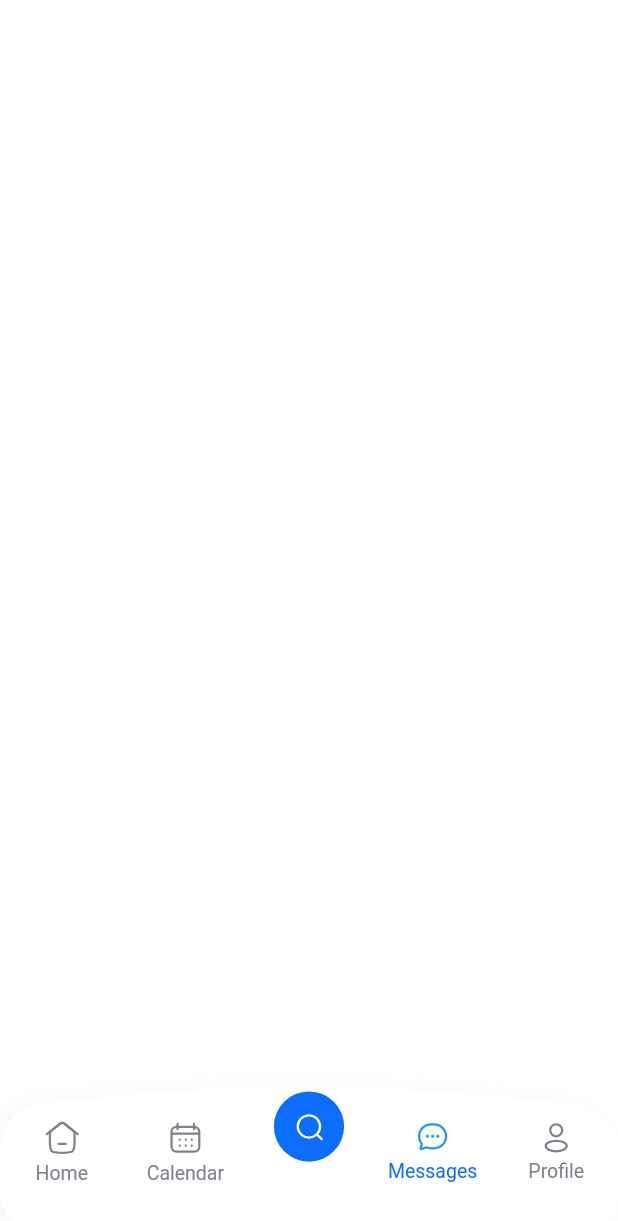
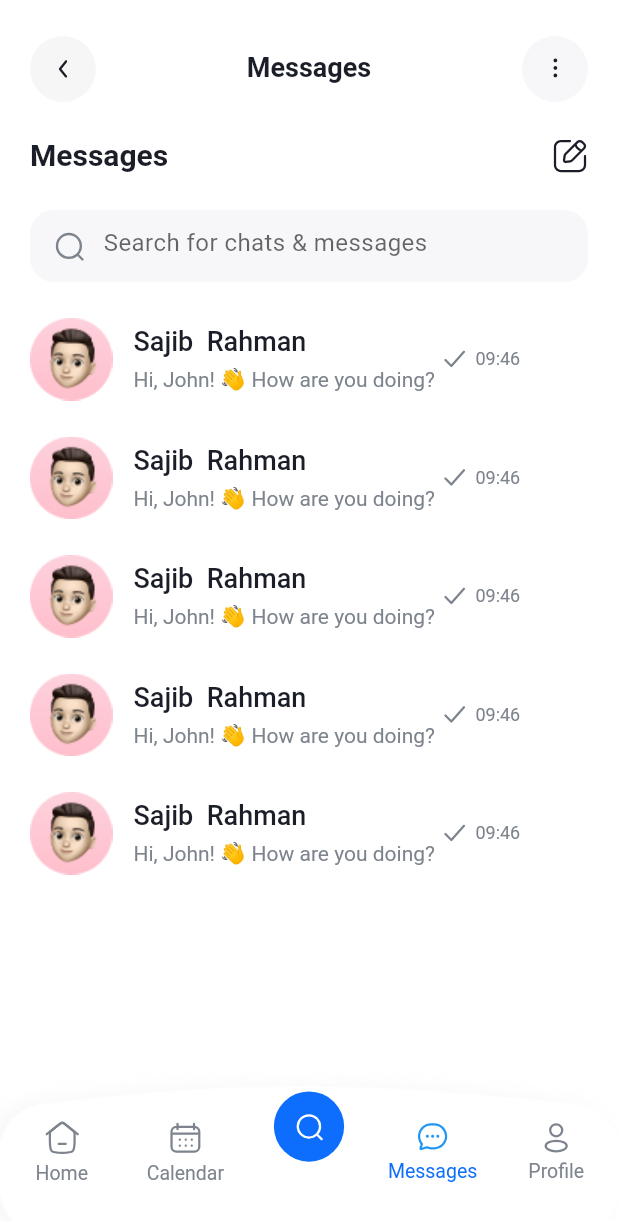
Before and after one commit to phnam181102/flutter-travel-app, a Flutter app: the MainApp screen opened by its route, item 4 of the bottom bar chosen, on a phone screen of 412 x 824 dp. Shown: the top 1221 px of the screen. Run offline on Flutter 3.47's test engine with Material 2 defaults, Android fonts, the phone set to English and light mode, and no system bars; our stand-ins replace carousel_slider, flutter_svg; network calls fail.

Commit message:
add MessagesScreen

```diff
--- a/lib/representation/screens/main_app.dart
+++ b/lib/representation/screens/main_app.dart
@@ -1,6 +1,7 @@
 import 'package:flutter/material.dart';
 import 'package:flutter_svg/flutter_svg.dart';
 import 'package:travel_app/core/constants/color_constants.dart';
+import 'package:travel_app/representation/screens/messages_screen.dart';
 import 'package:travel_app/representation/screens/profile_screen.dart';
 import 'package:travel_app/representation/screens/schedule_screen.dart';
 import 'package:travel_app/representation/screens/search_screen.dart';
@@ -22,9 +23,7 @@ class _MainAppState extends State<MainApp> {
     HomeScreen(),
     ScheduleScreen(),
     SearchScreen(),
-    Text(
-      '',
-    ),
+    MessagesScreen(),
     ProfileScreen(),
   ];
 
--- /dev/null
+++ b/lib/representation/screens/messages_screen.dart
@@ -0,0 +1,295 @@
+import 'package:flutter/material.dart';
+import 'package:flutter_svg/flutter_svg.dart';
+import 'package:travel_app/core/constants/color_constants.dart';
+import 'package:travel_app/core/constants/textstyle_constants.dart';
+import 'package:travel_app/representation/widgets/back_button_widget.dart';
+
+class MessagesScreen extends StatefulWidget {
+  const MessagesScreen({Key? key}) : super(key: key);
+
+  @override
+  State<MessagesScreen> createState() => _MessagesScreenState();
+}
+
+class _MessagesScreenState extends State<MessagesScreen> {
+  @override
+  Widget build(BuildContext context) {
+    return Container(
+      child: Column(
+        children: [
+          Row(
+            mainAxisAlignment: MainAxisAlignment.spaceBetween,
+            children: [
+              BackButtonWidget(mode: "dark"),
+              Text(
+                "Messages",
+                style: TextStyles.defaultStyle.semibold.setTextSize(18),
+              ),
+              Container(
+                padding: EdgeInsets.all(10),
+                decoration: BoxDecoration(
+                  borderRadius: BorderRadius.circular(100),
+                  color: ColorPalette.backgroundColor,
+                ),
+                child: SvgPicture.asset("assets/icons/menu.svg"),
+              )
+            ],
+          ),
+          SizedBox(
+            height: 24,
+          ),
+          Row(
+            mainAxisAlignment: MainAxisAlignment.spaceBetween,
+            children: [
+              Text("Messages",
+                  style: TextStyles.defaultStyle.semibold.setTextSize(20)),
+              SvgPicture.asset("assets/icons/edit.svg")
+            ],
+          ),
+          SizedBox(
+            height: 24,
+          ),
+          Container(
+              decoration: BoxDecoration(
+                color: Color.fromRGBO(247, 247, 249, 1),
+                borderRadius: BorderRadius.circular(16),
+              ),
+              child: TextField(
+                style: TextStyle(
+                    fontSize: 16,
+                    color: Color.fromRGBO(125, 132, 141, 1),
+                    letterSpacing: 0.3),
+                decoration: InputDecoration(
+                  prefixIcon: Container(
+                    padding: EdgeInsets.only(left: 15, right: 10),
+                    child: SvgPicture.asset("assets/icons/search-ic.svg"),
+                  ),
+                  hintText: "Search for chats & messages",
+                  border: InputBorder.none,
+                ),
+              )),
+          SizedBox(
+            height: 24,
+          ),
+          Row(
+            children: [
+              Image.asset(
+                "assets/images/avatar-ms.png",
+              ),
+              SizedBox(
+                width: 14,
+              ),
+              Column(
+                crossAxisAlignment: CrossAxisAlignment.start,
+                children: [
+                  Text(
+                    "Sajib  Rahman",
+                    style: TextStyles.defaultStyle.medium.setTextSize(18),
+                  ),
+                  SizedBox(
+                    height: 6,
+                  ),
+                  Text("Hi, John! 👋 How are you doing?",
+                      style: TextStyles.defaultStyle
+                          .setColor(ColorPalette.textColor2)
+                          .setTextSize(14))
+                ],
+              ),
+              SizedBox(
+                width: 6,
+              ),
+              Row(
+                children: [
+                  SvgPicture.asset("assets/icons/check.svg"),
+                  SizedBox(
+                    width: 6,
+                  ),
+                  Text("09:46",
+                      style: TextStyles.defaultStyle
+                          .setColor(ColorPalette.textColor2)
+                          .setTextSize(12))
+                ],
+              )
+            ],
+          ),
+          SizedBox(
+            height: 24,
+          ),
+          Row(
+            children: [
+              Image.asset(
+                "assets/images/avatar-ms.png",
+              ),
+              SizedBox(
+                width: 14,
+              ),
+              Column(
+                crossAxisAlignment: CrossAxisAlignment.start,
+                children: [
+                  Text(
+                    "Sajib  Rahman",
+                    style: TextStyles.defaultStyle.medium.setTextSize(18),
+                  ),
+                  SizedBox(
+                    height: 6,
+                  ),
+                  Text("Hi, John! 👋 How are you doing?",
+                      style: TextStyles.defaultStyle
+                          .setColor(ColorPalette.textColor2)
+                          .setTextSize(14))
+                ],
+              ),
+              SizedBox(
+                width: 6,
+              ),
+              Row(
+                children: [
+                  SvgPicture.asset("assets/icons/check.svg"),
+                  SizedBox(
+                    width: 6,
+                  ),
+                  Text("09:46",
+                      style: TextStyles.defaultStyle
+                          .setColor(ColorPalette.textColor2)
+                          .setTextSize(12))
+                ],
+              )
+            ],
+          ),
+          SizedBox(
+            height: 24,
+          ),
+          Row(
+            children: [
+              Image.asset(
+                "assets/images/avatar-ms.png",
+              ),
+              SizedBox(
+                width: 14,
+              ),
+              Column(
+                crossAxisAlignment: CrossAxisAlignment.start,
+                children: [
+                  Text(
+                    "Sajib  Rahman",
+                    style: TextStyles.defaultStyle.medium.setTextSize(18),
+                  ),
+                  SizedBox(
+                    height: 6,
+                  ),
+                  Text("Hi, John! 👋 How are you doing?",
+                      style: TextStyles.defaultStyle
+                          .setColor(ColorPalette.textColor2)
+                          .setTextSize(14))
+                ],
+              ),
+              SizedBox(
+                width: 6,
+              ),
+              Row(
+                children: [
+                  SvgPicture.asset("assets/icons/check.svg"),
+                  SizedBox(
+                    width: 6,
+                  ),
+                  Text("09:46",
+                      style: TextStyles.defaultStyle
+                          .setColor(ColorPalette.textColor2)
+                          .setTextSize(12))
+                ],
+              )
+            ],
+          ),
+          SizedBox(
+            height: 24,
+          ),
+          Row(
+            children: [
+              Image.asset(
+                "assets/images/avatar-ms.png",
+              ),
+              SizedBox(
+                width: 14,
+              ),
+              Column(
+                crossAxisAlignment: CrossAxisAlignment.start,
+                children: [
+                  Text(
+                    "Sajib  Rahman",
+                    style: TextStyles.defaultStyle.medium.setTextSize(18),
+                  ),
+                  SizedBox(
+                    height: 6,
+                  ),
+                  Text("Hi, John! 👋 How are you doing?",
+                      style: TextStyles.defaultStyle
+                          .setColor(ColorPalette.textColor2)
+                          .setTextSize(14))
+                ],
+              ),
+              SizedBox(
+                width: 6,
+              ),
+              Row(
+                children: [
+                  SvgPicture.asset("assets/icons/check.svg"),
+                  SizedBox(
+                    width: 6,
+                  ),
+                  Text("09:46",
+                      style: TextStyles.defaultStyle
+                          .setColor(ColorPalette.textColor2)
+                          .setTextSize(12))
+                ],
+              )
+            ],
+          ),
+          SizedBox(
+            height: 24,
+          ),
+          Row(
+            children: [
+              Image.asset(
+                "assets/images/avatar-ms.png",
+              ),
+              SizedBox(
+                width: 14,
+              ),
+              Column(
+                crossAxisAlignment: CrossAxisAlignment.start,
+                children: [
+                  Text(
+                    "Sajib  Rahman",
+                    style: TextStyles.defaultStyle.medium.setTextSize(18),
+                  ),
+                  SizedBox(
+                    height: 6,
+                  ),
+                  Text("Hi, John! 👋 How are you doing?",
+                      style: TextStyles.defaultStyle
+                          .setColor(ColorPalette.textColor2)
+                          .setTextSize(14))
+                ],
+              ),
+              SizedBox(
+                width: 6,
+              ),
+              Row(
+                children: [
+                  SvgPicture.asset("assets/icons/check.svg"),
+                  SizedBox(
+                    width: 6,
+                  ),
+                  Text("09:46",
+                      style: TextStyles.defaultStyle
+                          .setColor(ColorPalette.textColor2)
+                          .setTextSize(12))
+                ],
+              )
+            ],
+          ),
+        ],
+      ),
+    );
+  }
+}
```
Also changed, not shown: assets/icons/check.svg (added), assets/icons/edit.svg (added), assets/icons/menu.svg (added), assets/icons/search-ic.svg (added), assets/images/avatar-ms.png (added).
